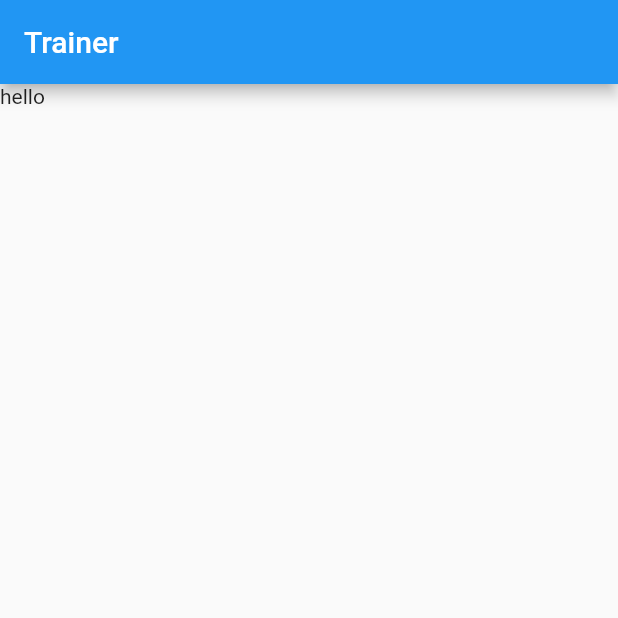
After one commit to sergewhite1/trainer, a Flutter app: the screen it shows after launch, on a phone screen of 412 x 824 dp, the top half of it. The commit adds this screen. Run offline on Flutter 3.47's test engine with Material 2 defaults, Android fonts, the phone set to English and light mode, and no system bars.

Commit message:
On the way to MVVM.

```diff
--- /dev/null
+++ b/lib/app.dart
@@ -0,0 +1,25 @@
+import 'package:flutter/material.dart';
+import 'package:trainer/ui/exercise_page.dart';
+
+class TrainerApp extends StatelessWidget {
+  // This widget is the root of your application.
+  @override
+  Widget build(BuildContext context) {
+    return MaterialApp(
+      title: 'Trainer App',
+      theme: ThemeData(
+        // This is the theme of your application.
+        //
+        // Try running your application with "flutter run". You'll see the
+        // application has a blue toolbar. Then, without quitting the app, try
+        // changing the primarySwatch below to Colors.green and then invoke
+        // "hot reload" (press "r" in the console where you ran "flutter run",
+        // or simply save your changes to "hot reload" in a Flutter IDE).
+        // Notice that the counter didn't reset back to zero; the application
+        // is not restarted.
+        primarySwatch: Colors.blue,
+      ),
+      home: ExercisePage(),
+    );
+  }
+}
--- /dev/null
+++ b/lib/ui/exercise_page.dart
@@ -0,0 +1,37 @@
+import 'package:flutter/material.dart';
+
+class ExercisePage extends StatelessWidget {
+  @override
+  Widget build(BuildContext context) {
+    return Scaffold(
+      appBar: AppBar(
+        // Here we take the value from the MyHomePage object that was created by
+        // the App.build method, and use it to set our appbar title.
+        title: Text('Trainer'),
+      ),
+      body: Container(
+        child: Column(
+          // Column is also a layout widget. It takes a list of children and
+          // arranges them vertically. By default, it sizes itself to fit its
+          // children horizontally, and tries to be as tall as its parent.
+          //
+          // Invoke "debug painting" (press "p" in the console, choose the
+          // "Toggle Debug Paint" action from the Flutter Inspector in Android
+          // Studio, or the "Toggle Debug Paint" command in Visual Studio Code)
+          // to see the wireframe for each widget.
+          //
+          // Column has various properties to control how it sizes itself and
+          // how it positions its children. Here we use mainAxisAlignment to
+          // center the children vertically; the main axis here is the vertical
+          // axis because Columns are vertical (the cross axis would be
+          // horizontal).
+          children: <Widget>[
+            Text(
+              'hello',
+            ),
+          ],
+        ),
+      ),
+    );
+  }
+}
```
Also changed, not shown: lib/main.dart (+2 -60 lines).
